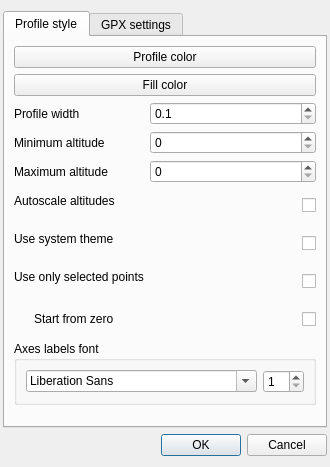
Old version of the form ui/settingsdialog.ui in the repository salsergey/gpxviewer.
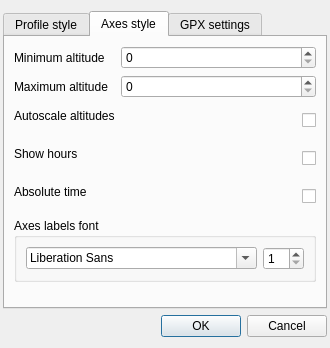
New version of the form. The open tabs and pages were chosen to show the change. Custom widgets are drawn as their Qt base class.

Commit message: * Added possibility to show absolute date and time in the X axis labels. * Added an option to hide hours in the X axis labels.

```diff
--- a/ui/settingsdialog.ui
+++ b/ui/settingsdialog.ui
@@ -24,7 +24,7 @@
       <attribute name="title">
        <string>Profile style</string>
       </attribute>
-      <layout class="QVBoxLayout" name="verticalLayout_2">
+      <layout class="QVBoxLayout" name="verticalLayout_4">
        <item>
         <widget class="ColorChooser" name="profileColorButton">
          <property name="text">
@@ -40,7 +40,7 @@
         </widget>
        </item>
        <item>
-        <layout class="QFormLayout" name="formLayout">
+        <layout class="QFormLayout" name="formLayout_3">
          <property name="labelAlignment">
           <set>Qt::AlignLeading|Qt::AlignLeft|Qt::AlignVCenter</set>
          </property>
@@ -48,7 +48,7 @@
           <set>Qt::AlignRight|Qt::AlignTop|Qt::AlignTrailing</set>
          </property>
          <item row="0" column="0">
-          <widget class="QLabel" name="label_1">
+          <widget class="QLabel" name="profileWidthLabel">
            <property name="text">
             <string>Profile width</string>
            </property>
@@ -74,84 +74,6 @@
           </widget>
          </item>
          <item row="1" column="0">
-          <widget class="QLabel" name="label_3">
-           <property name="text">
-            <string>Minimum altitude</string>
-           </property>
-          </widget>
-         </item>
-         <item row="1" column="1">
-          <widget class="QSpinBox" name="minaltSpinBox">
-           <property name="sizePolicy">
-            <sizepolicy hsizetype="MinimumExpanding" vsizetype="Fixed">
-             <horstretch>0</horstretch>
-             <verstretch>0</verstretch>
-            </sizepolicy>
-           </property>
-           <property name="maximum">
-            <number>10000</number>
-           </property>
-           <property name="singleStep">
-            <number>100</number>
-           </property>
-          </widget>
-         </item>
-         <item row="2" column="0">
-          <widget class="QLabel" name="label_4">
-           <property name="text">
-            <string>Maximum altitude</string>
-           </property>
-          </widget>
-         </item>
-         <item row="2" column="1">
-          <widget class="QSpinBox" name="maxaltSpinBox">
-           <property name="sizePolicy">
-            <sizepolicy hsizetype="MinimumExpanding" vsizetype="Fixed">
-             <horstretch>0</horstretch>
-             <verstretch>0</verstretch>
-            </sizepolicy>
-           </property>
-           <property name="maximum">
-            <number>10000</number>
-           </property>
-           <property name="singleStep">
-            <number>100</number>
-           </property>
-          </widget>
-         </item>
-         <item row="3" column="0">
-          <widget class="QLabel" name="label_6">
-           <property name="toolTip">
-            <string>Automatically scale minimum/maximum altitudes when plotting profile</string>
-           </property>
-           <property name="text">
-            <string>Autoscale altitudes</string>
-           </property>
-          </widget>
-         </item>
-         <item row="3" column="1">
-          <widget class="QCheckBox" name="autoscaleAltitudesCheckBox">
-           <property name="sizePolicy">
-            <sizepolicy hsizetype="MinimumExpanding" vsizetype="Fixed">
-             <horstretch>0</horstretch>
-             <verstretch>0</verstretch>
-            </sizepolicy>
-           </property>
-           <property name="minimumSize">
-            <size>
-             <width>0</width>
-             <height>32</height>
-            </size>
-           </property>
-           <property name="toolTip">
-            <string>Automatically scale minimum/maximum altitudes when plotting profile</string>
-           </property>
-           <property name="layoutDirection">
-            <enum>Qt::RightToLeft</enum>
-           </property>
-          </widget>
-         </item>
-         <item row="4" column="0">
           <widget class="QLabel" name="useSystemThemeLabel">
            <property name="toolTip">
             <string>Use system color theme instead of default light theme</string>
@@ -161,7 +83,7 @@
            </property>
           </widget>
          </item>
-         <item row="4" column="1">
+         <item row="1" column="1">
           <widget class="QCheckBox" name="useSystemThemeCheckBox">
            <property name="sizePolicy">
             <sizepolicy hsizetype="MinimumExpanding" vsizetype="Fixed">
@@ -183,8 +105,8 @@
            </property>
           </widget>
          </item>
-         <item row="5" column="0">
-          <widget class="QLabel" name="label_5">
+         <item row="2" column="0">
+          <widget class="QLabel" name="selectedPointsLabel">
            <property name="toolTip">
             <string>Plot profiles taking into account only selected points and tracks</string>
            </property>
@@ -193,7 +115,7 @@
            </property>
           </widget>
          </item>
-         <item row="5" column="1">
+         <item row="2" column="1">
           <widget class="QCheckBox" name="selectedPointsCheckBox">
            <property name="sizePolicy">
             <sizepolicy hsizetype="MinimumExpanding" vsizetype="Fixed">
@@ -215,7 +137,7 @@
            </property>
           </widget>
          </item>
-         <item row="6" column="0">
+         <item row="3" column="0">
           <layout class="QHBoxLayout" name="horizontalLayout_4">
            <item>
             <spacer name="horizontalSpacer">
@@ -245,7 +167,7 @@
            </item>
           </layout>
          </item>
-         <item row="6" column="1">
+         <item row="3" column="1">
           <widget class="QCheckBox" name="startFromZeroCheckBox">
            <property name="sizePolicy">
             <sizepolicy hsizetype="MinimumExpanding" vsizetype="Fixed">
@@ -270,13 +192,191 @@
         </layout>
        </item>
        <item>
+        <spacer name="verticalSpacer">
+         <property name="orientation">
+          <enum>Qt::Vertical</enum>
+         </property>
+         <property name="sizeHint" stdset="0">
+          <size>
+           <width>20</width>
+           <height>10</height>
+          </size>
+         </property>
+        </spacer>
+       </item>
+      </layout>
+     </widget>
+     <widget class="QWidget" name="tabAxes">
+      <attribute name="title">
+       <string>Axes style</string>
+      </attribute>
+      <layout class="QVBoxLayout" name="verticalLayout_2">
+       <item>
+        <layout class="QFormLayout" name="formLayout">
+         <property name="labelAlignment">
+          <set>Qt::AlignLeading|Qt::AlignLeft|Qt::AlignVCenter</set>
+         </property>
+         <property name="formAlignment">
+          <set>Qt::AlignRight|Qt::AlignTop|Qt::AlignTrailing</set>
+         </property>
+         <item row="0" column="0">
+          <widget class="QLabel" name="minaltLabel">
+           <property name="text">
+            <string>Minimum altitude</string>
+           </property>
+          </widget>
+         </item>
+         <item row="0" column="1">
+          <widget class="QSpinBox" name="minaltSpinBox">
+           <property name="sizePolicy">
+            <sizepolicy hsizetype="MinimumExpanding" vsizetype="Fixed">
+             <horstretch>0</horstretch>
+             <verstretch>0</verstretch>
+            </sizepolicy>
+           </property>
+           <property name="maximum">
+            <number>10000</number>
+           </property>
+           <property name="singleStep">
+            <number>100</number>
+           </property>
+          </widget>
+         </item>
+         <item row="1" column="0">
+          <widget class="QLabel" name="maxaltLabel">
+           <property name="text">
+            <string>Maximum altitude</string>
+           </property>
+          </widget>
+         </item>
+         <item row="1" column="1">
+          <widget class="QSpinBox" name="maxaltSpinBox">
+           <property name="sizePolicy">
+            <sizepolicy hsizetype="MinimumExpanding" vsizetype="Fixed">
+             <horstretch>0</horstretch>
+             <verstretch>0</verstretch>
+            </sizepolicy>
+           </property>
+           <property name="maximum">
+            <number>10000</number>
+           </property>
+           <property name="singleStep">
+            <number>100</number>
+           </property>
+          </widget>
+         </item>
+         <item row="2" column="0">
+          <widget class="QLabel" name="autoscaleAltitudesLabel">
+           <property name="toolTip">
+            <string>Automatically scale minimum/maximum altitudes when plotting profile</string>
+           </property>
+           <property name="text">
+            <string>Autoscale altitudes</string>
+           </property>
+          </widget>
+         </item>
+         <item row="2" column="1">
+          <widget class="QCheckBox" name="autoscaleAltitudesCheckBox">
+           <property name="sizePolicy">
+            <sizepolicy hsizetype="MinimumExpanding" vsizetype="Fixed">
+             <horstretch>0</horstretch>
+             <verstretch>0</verstretch>
+            </sizepolicy>
+           </property>
+           <property name="minimumSize">
+            <size>
+             <width>0</width>
+             <height>32</height>
+            </size>
+           </property>
+           <property name="toolTip">
+            <string>Automatically scale minimum/maximum altitudes when plotting profile</string>
+           </property>
+           <property name="layoutDirection">
+            <enum>Qt::RightToLeft</enum>
+           </property>
+          </widget>
+         </item>
+         <item row="3" column="0">
+          <widget class="QLabel" name="showHoursLabel">
+           <property name="toolTip">
+            <string>Allow showing hours along with days under the X axis.
+Otherwise only days or hours are shown.</string>
+           </property>
+           <property name="text">
+            <string>Show hours</string>
+           </property>
+          </widget>
+         </item>
+         <item row="3" column="1">
+          <widget class="QCheckBox" name="showHoursCheckBox">
+           <property name="sizePolicy">
+            <sizepolicy hsizetype="MinimumExpanding" vsizetype="Fixed">
+             <horstretch>0</horstretch>
+             <verstretch>0</verstretch>
+            </sizepolicy>
+           </property>
+           <property name="minimumSize">
+            <size>
+             <width>0</width>
+             <height>32</height>
+            </size>
+           </property>
+           <property name="toolTip">
+            <string>Allow showing hours along with days under the X axis.
+Otherwise only days or hours are shown.</string>
+           </property>
+           <property name="layoutDirection">
+            <enum>Qt::RightToLeft</enum>
+           </property>
+          </widget>
+         </item>
+         <item row="4" column="0">
+          <widget class="QLabel" name="absoluteTimeLabel">
+           <property name="toolTip">
+            <string>Show absolute time of track instead of track duration</string>
+           </property>
+           <property name="text">
+            <string>Absolute time</string>
+           </property>
+          </widget>
+         </item>
+         <item row="4" column="1">
+          <widget class="QCheckBox" name="absoluteTimeCheckBox">
+           <property name="sizePolicy">
+            <sizepolicy hsizetype="MinimumExpanding" vsizetype="Fixed">
+             <horstretch>0</horstretch>
+             <verstretch>0</verstretch>
+            </sizepolicy>
+           </property>
+           <property name="minimumSize">
+            <size>
+             <width>0</width>
+             <height>32</height>
+            </size>
+           </property>
+           <property name="toolTip">
+            <string>Show absolute time of track instead of track duration</string>
+           </property>
+           <property name="layoutDirection">
+            <enum>Qt::RightToLeft</enum>
+           </property>
+          </widget>
+         </item>
+        </layout>
+       </item>
+       <item>
         <widget class="QGroupBox" name="groupBox_2">
          <property name="title">
           <string>Axes labels font</string>
          </property>
          <layout class="QHBoxLayout" name="horizontalLayout_2">
           <item>
-           <widget class="QFontComboBox" name="fontFamilyBox"/>
+           <widget class="QFontComboBox" name="fontFamilyBox">
+            <property name="toolTip">
+             <string>The font family used for axes labels and points captions</string>
+            </property>
+           </widget>
           </item>
           <item>
            <widget class="QSpinBox" name="fontSizeSpinBox">
@@ -298,14 +398,14 @@
         </widget>
        </item>
        <item>
-        <spacer name="verticalSpacer">
+        <spacer name="verticalSpacer_3">
          <property name="orientation">
           <enum>Qt::Vertical</enum>
          </property>
          <property name="sizeHint" stdset="0">
           <size>
            <width>20</width>
-           <height>10</height>
+           <height>14</height>
           </size>
          </property>
         </spacer>
```
The commit also changes 12 other files.
